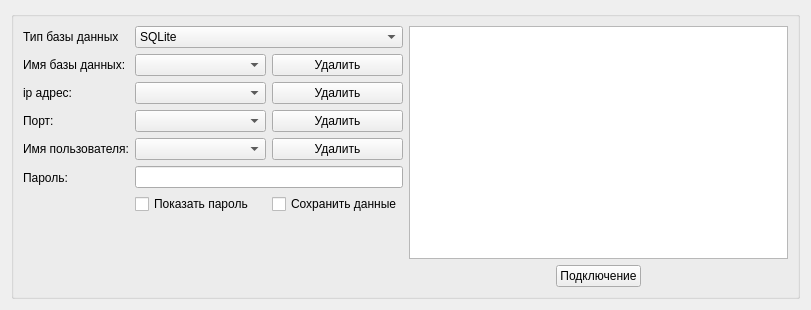
Above: formcreatedb.ui from ValeraPatlin/ManagerDB before the change. Below: the same form after it.
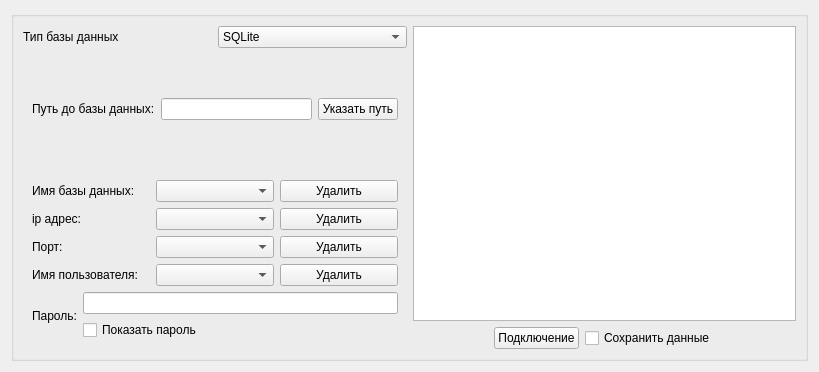
That is the form after the change.

Patch:
```diff
--- a/formcreatedb.ui
+++ b/formcreatedb.ui
@@ -6,8 +6,8 @@
    <rect>
     <x>0</x>
     <y>0</y>
-    <width>811</width>
-    <height>310</height>
+    <width>819</width>
+    <height>372</height>
    </rect>
   </property>
   <property name="windowTitle">
@@ -23,15 +23,17 @@
       <item>
        <layout class="QHBoxLayout" name="horizontalLayout_2">
         <item>
-         <layout class="QFormLayout" name="formLayout">
-          <item row="0" column="0">
+         <layout class="QVBoxLayout" name="v_layout_for_db">
+          <item>
+           <layout class="QHBoxLayout" name="horizontalLayout_10">
+            <item>
            <widget class="QLabel" name="label">
             <property name="text">
              <string>Тип базы данных</string>
             </property>
            </widget>
           </item>
-          <item row="0" column="1">
+            <item>
            <widget class="QComboBox" name="cb_typeDatabase">
             <item>
              <property name="text">
@@ -50,43 +52,47 @@
             </item>
            </widget>
           </item>
-          <item row="1" column="0">
+           </layout>
+          </item>
+          <item>
+           <widget class="QWidget" name="w_for_sqline" native="true">
+            <layout class="QVBoxLayout" name="verticalLayout_5">
+             <item>
+              <layout class="QHBoxLayout" name="horizontalLayout_11">
+               <item>
+                <widget class="QLabel" name="label_7">
+                 <property name="text">
+                  <string>Путь до базы данных:</string>
+                 </property>
+                </widget>
+               </item>
+               <item>
+                <widget class="QLineEdit" name="le_pathDb"/>
+               </item>
+               <item>
+                <widget class="QPushButton" name="pb_pathDb">
+                 <property name="text">
+                  <string>Указать путь</string>
+                 </property>
+                </widget>
+               </item>
+              </layout>
+             </item>
+            </layout>
+           </widget>
+          </item>
+          <item>
+           <widget class="QWidget" name="w_for_pg_mysql" native="true">
+            <layout class="QVBoxLayout" name="verticalLayout_6">
+             <item>
+              <layout class="QHBoxLayout" name="horizontalLayout_12">
+               <item>
            <widget class="QLabel" name="label_2">
             <property name="text">
              <string>Имя базы данных:</string>
             </property>
            </widget>
           </item>
-          <item row="2" column="0">
-           <widget class="QLabel" name="label_3">
-            <property name="text">
-             <string>ip адрес:</string>
-            </property>
-           </widget>
-          </item>
-          <item row="3" column="0">
-           <widget class="QLabel" name="label_4">
-            <property name="text">
-             <string>Порт:</string>
-            </property>
-           </widget>
-          </item>
-          <item row="4" column="0">
-           <widget class="QLabel" name="label_5">
-            <property name="text">
-             <string>Имя пользователя:</string>
-            </property>
-           </widget>
-          </item>
-          <item row="5" column="0">
-           <widget class="QLabel" name="label_6">
-            <property name="text">
-             <string>Пароль:</string>
-            </property>
-           </widget>
-          </item>
-          <item row="1" column="1">
-           <layout class="QHBoxLayout" name="horizontalLayout_4">
             <item>
              <widget class="QComboBox" name="cb_nameDb"/>
             </item>
@@ -99,8 +105,15 @@
             </item>
            </layout>
           </item>
-          <item row="2" column="1">
-           <layout class="QHBoxLayout" name="horizontalLayout_5">
+             <item>
+              <layout class="QHBoxLayout" name="horizontalLayout_13">
+               <item>
+                <widget class="QLabel" name="label_3">
+                 <property name="text">
+                  <string>ip адрес:</string>
+                 </property>
+                </widget>
+               </item>
             <item>
              <widget class="QComboBox" name="cb_ipDb"/>
             </item>
@@ -113,8 +126,15 @@
             </item>
            </layout>
           </item>
-          <item row="3" column="1">
-           <layout class="QHBoxLayout" name="horizontalLayout_6">
+             <item>
+              <layout class="QHBoxLayout" name="horizontalLayout_14">
+               <item>
+                <widget class="QLabel" name="label_4">
+                 <property name="text">
+                  <string>Порт:</string>
+                 </property>
+                </widget>
+               </item>
             <item>
              <widget class="QComboBox" name="cb_portDb"/>
             </item>
@@ -127,8 +147,15 @@
             </item>
            </layout>
           </item>
-          <item row="4" column="1">
-           <layout class="QHBoxLayout" name="horizontalLayout_7">
+             <item>
+              <layout class="QHBoxLayout" name="horizontalLayout_15">
+               <item>
+                <widget class="QLabel" name="label_5">
+                 <property name="text">
+                  <string>Имя пользователя:</string>
+                 </property>
+                </widget>
+               </item>
             <item>
              <widget class="QComboBox" name="cb_nameUserDb"/>
             </item>
@@ -141,8 +168,15 @@
             </item>
            </layout>
           </item>
-          <item row="5" column="1">
-           <layout class="QHBoxLayout" name="horizontalLayout_8">
+             <item>
+              <layout class="QHBoxLayout" name="horizontalLayout_16">
+               <item>
+                <widget class="QLabel" name="label_6">
+                 <property name="text">
+                  <string>Пароль:</string>
+                 </property>
+                </widget>
+               </item>
             <item>
              <layout class="QVBoxLayout" name="verticalLayout_2">
               <item>
@@ -157,18 +191,14 @@
                   </property>
                  </widget>
                 </item>
-                <item>
-                 <widget class="QCheckBox" name="cb_saveData">
-                  <property name="text">
-                   <string>Сохранить данные</string>
-                  </property>
-                 </widget>
-                </item>
-               </layout>
-              </item>
-             </layout>
-            </item>
-           </layout>
+                  </layout>
+                 </item>
+                </layout>
+               </item>
+              </layout>
+             </item>
+            </layout>
+           </widget>
           </item>
          </layout>
         </item>
@@ -202,6 +232,13 @@
               </property>
              </widget>
             </item>
+            <item>
+             <widget class="QCheckBox" name="cb_saveData">
+              <property name="text">
+               <string>Сохранить данные</string>
+              </property>
+             </widget>
+            </item>
             <item>
              <spacer name="horizontalSpacer_2">
               <property name="orientation">
```
Left out of the diff: 2 changed lines with no effect on the pictures. Lines whose indentation alone changed are shown as unchanged.
